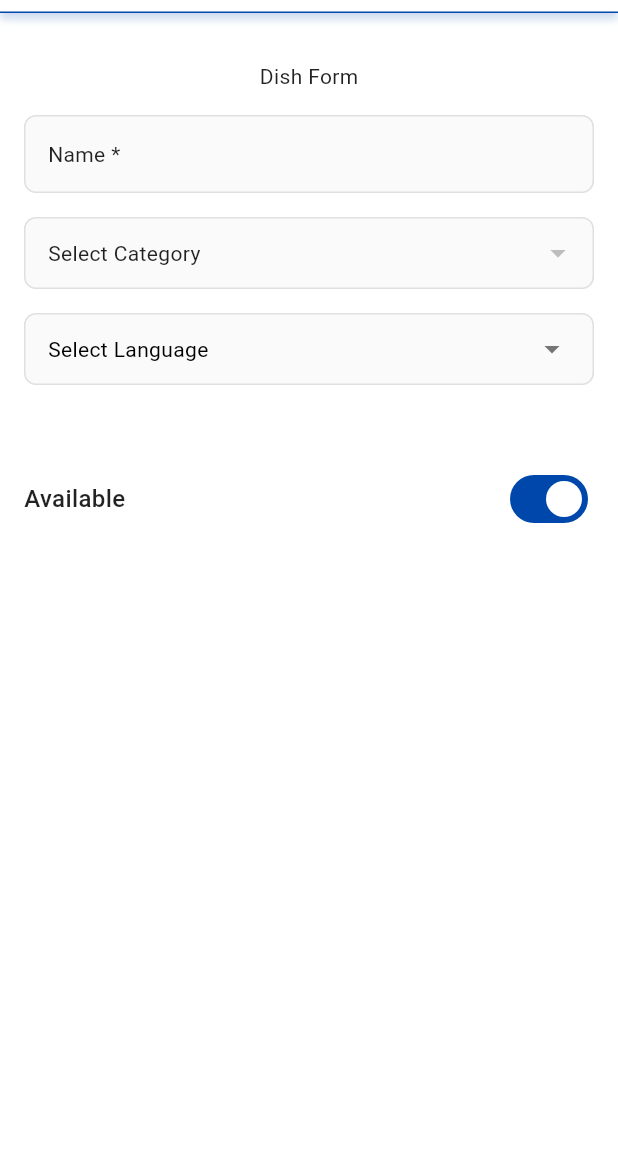
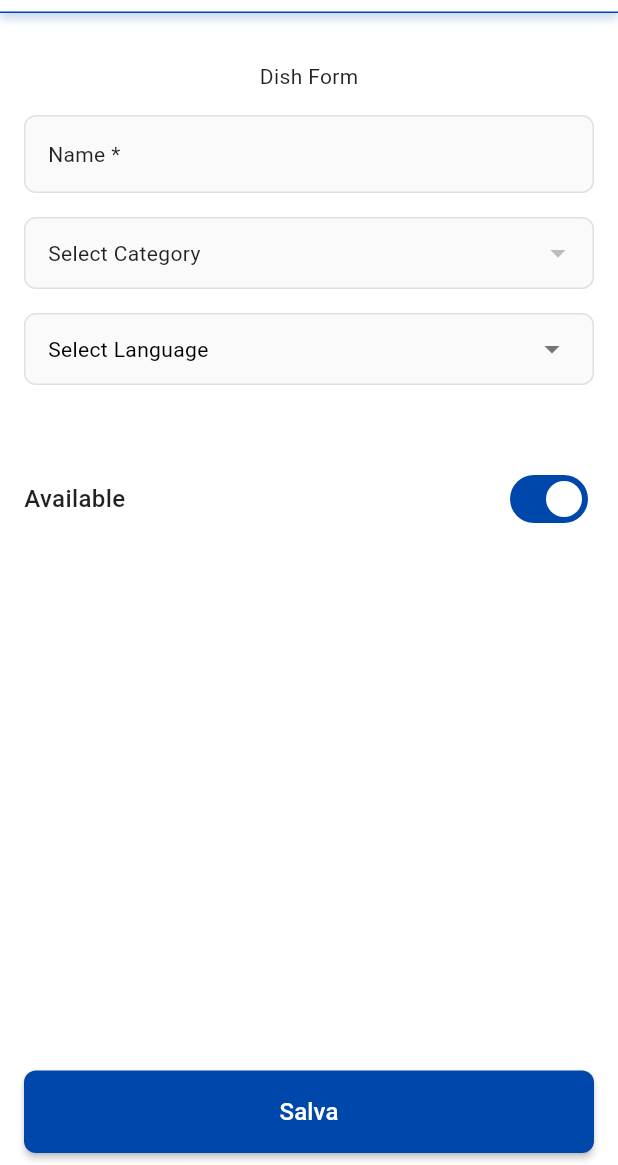
Before and after one commit to baselasi/restaukitchen_flutter_app, a Flutter app: the DishCard widget shown alone on an empty page, opened directly with empty values, after a tap on "Edit", on a phone screen of 412 x 824 dp, the part 71-1236 px from its top. Run offline on Flutter 3.47's test engine with Material 3 defaults, Android fonts, the phone set to English and light mode, and no system bars; our stand-ins replace bloc, equatable, flutter_bloc, flutter_secure_storage, get_it, hive_flutter and 3 more; accounts and stored records are empty; network calls fail.

Commit message:
feat: PrimaryButton

```diff
--- /dev/null
+++ b/lib/core/components/form/primary_button.dart
@@ -0,0 +1,59 @@
+import 'package:flutter/material.dart';
+
+class PrimaryButton extends StatelessWidget {
+  final String text;
+  final VoidCallback? onPressed;
+  final bool isFullWidth;
+  final EdgeInsets? padding;
+  final double? width;
+  final bool isDisabled;
+
+  const PrimaryButton({
+    super.key,
+    required this.text,
+    this.onPressed,
+    this.isFullWidth = true,
+    this.padding,
+    this.width,
+    this.isDisabled = false,
+  });
+
+  @override
+  Widget build(BuildContext context) {
+    final theme = Theme.of(context);
+
+    Widget button = ElevatedButton(
+      onPressed: isDisabled ? null : onPressed,
+      style: ElevatedButton.styleFrom(
+        backgroundColor: isDisabled
+            ? theme.colorScheme.primary.withOpacity(0.5)
+            : theme.colorScheme.primary,
+        foregroundColor: Colors.white,
+        padding: padding ?? const EdgeInsets.symmetric(vertical: 16),
+        shape: RoundedRectangleBorder(
+          borderRadius: BorderRadius.circular(8),
+        ),
+        elevation: isDisabled ? 0 : 2,
+        disabledBackgroundColor: theme.colorScheme.primary.withOpacity(0.5),
+        disabledForegroundColor: Colors.white.withOpacity(0.7),
+      ),
+      child: Text(
+        text,
+        style: const TextStyle(
+          color: Colors.white,
+          fontSize: 16,
+          fontWeight: FontWeight.w500,
+        ),
+      ),
+    );
+
+    if (isFullWidth) {
+      return SizedBox(
+        width: width ?? double.infinity,
+        child: button,
+      );
+    }
+
+    return button;
+  }
+}
--- a/lib/page/dishForm/dish_form.dart
+++ b/lib/page/dishForm/dish_form.dart
@@ -1,13 +1,10 @@
 import 'package:flutter/material.dart';
-import 'package:flutter_bloc/flutter_bloc.dart';
 import 'package:restaukitchen_app/core/components/appBar/details_app_bar.dart';
-import 'package:restaukitchen_app/core/components/form/categorySelector/category_selector_cubit.dart';
 import 'package:restaukitchen_app/core/components/form/categorySelector/category_selector_field.dart';
-import 'package:restaukitchen_app/core/components/form/descriptionInput/description_cubit.dart';
 import 'package:restaukitchen_app/core/components/form/descriptionInput/description_input.dart';
-import 'package:restaukitchen_app/core/components/form/dimensionInput/dimension_cubit.dart';
 import 'package:restaukitchen_app/core/components/form/dimensionInput/dimesion_input.dart';
 import 'package:restaukitchen_app/core/components/form/input_field.dart';
+import 'package:restaukitchen_app/core/components/form/primary_button.dart';
 
 class DishForm extends StatefulWidget {
   const DishForm({super.key});
@@ -24,7 +21,10 @@ class _DishFormState extends State<DishForm> {
   Widget build(BuildContext context) {
     return Scaffold(
       appBar: DetailsAppBar(pageTitle: "New Dish"),
-      body: SingleChildScrollView(
+      body: Column(
+        children: [
+          Expanded(
+            child: SingleChildScrollView(
               child: Padding(
                 padding: const EdgeInsets.all(16),
                 child: Column(
@@ -38,26 +38,20 @@ class _DishFormState extends State<DishForm> {
                       isRequired: true,
                     ),
                     SizedBox(height: 16),
-              BlocProvider(
-                create: (context) => CategorySelectorCubit(),
-                child: CategorySelectorField(),
-              ),
+                    CategorySelectorField(),
                     SizedBox(height: 16),
-              BlocProvider(
-                create: (context) => DescriptionCubit(),
-                child: DescriptionInput(),
-              ),
+                    DescriptionInput(),
                     SizedBox(height: 16),
-              BlocProvider(
-                create: (context) => DimensionCubit(),
-                child: DimensionInput(),
-              ),
+                    DimensionInput(),
                     SizedBox(height: 16),
                     Row(
                       children: [
                         Text(
                           'Available',
-                    style: TextStyle(fontSize: 16, fontWeight: FontWeight.w500),
+                          style: TextStyle(
+                            fontSize: 16,
+                            fontWeight: FontWeight.w500,
+                          ),
                         ),
                         Spacer(),
                         Switch(
@@ -70,10 +64,24 @@ class _DishFormState extends State<DishForm> {
                         ),
                       ],
                     ),
+                    SizedBox(
+                      height: 16,
+                    ), // Extra padding at bottom for button spacing
                   ],
                 ),
               ),
             ),
+          ),
+          // Fixed button at the bottom
+          Container(
+            padding: const EdgeInsets.symmetric(horizontal: 16, vertical: 8),
+            decoration: BoxDecoration(
+              color: Theme.of(context).scaffoldBackgroundColor,
+            ),
+            child: PrimaryButton(text: 'Salva', onPressed: () {}),
+          ),
+        ],
+      ),
     );
   }
 }
--- a/lib/page/menusPage/components/dish_card.dart
+++ b/lib/page/menusPage/components/dish_card.dart
@@ -4,6 +4,9 @@ import 'package:flutter/material.dart';
 import 'package:flutter_bloc/flutter_bloc.dart';
 import 'package:image_picker/image_picker.dart';
 import 'package:page_transition/page_transition.dart';
+import 'package:restaukitchen_app/core/components/form/categorySelector/category_selector_cubit.dart';
+import 'package:restaukitchen_app/core/components/form/descriptionInput/description_cubit.dart';
+import 'package:restaukitchen_app/core/components/form/dimensionInput/dimension_cubit.dart';
 import 'package:restaukitchen_app/core/dialogs/conferm_dialogs.dart';
 import 'package:restaukitchen_app/core/dialogs/loading_overlay.dart';
 import 'package:restaukitchen_app/core/models/dish.dart';
@@ -214,7 +217,21 @@ class _DishCardState extends State<DishCard> {
                           Navigator.of(context).push(
                             PageTransition(
                               type: PageTransitionType.rightToLeft,
-                              child: DishForm(),
+                              child: MultiBlocProvider(
+                                providers: [
+                                  BlocProvider<DimensionCubit>(
+                                    create: (context) => DimensionCubit(),
+                                  ),
+                                  BlocProvider(
+                                    create: (context) =>
+                                        CategorySelectorCubit(),
+                                  ),
+                                  BlocProvider(
+                                    create: (context) => DescriptionCubit(),
+                                  ),
+                                ],
+                                child: DishForm(),
+                              ),
                             ),
                           );
                         },
```
Lines whose indentation alone changed are shown as unchanged.
